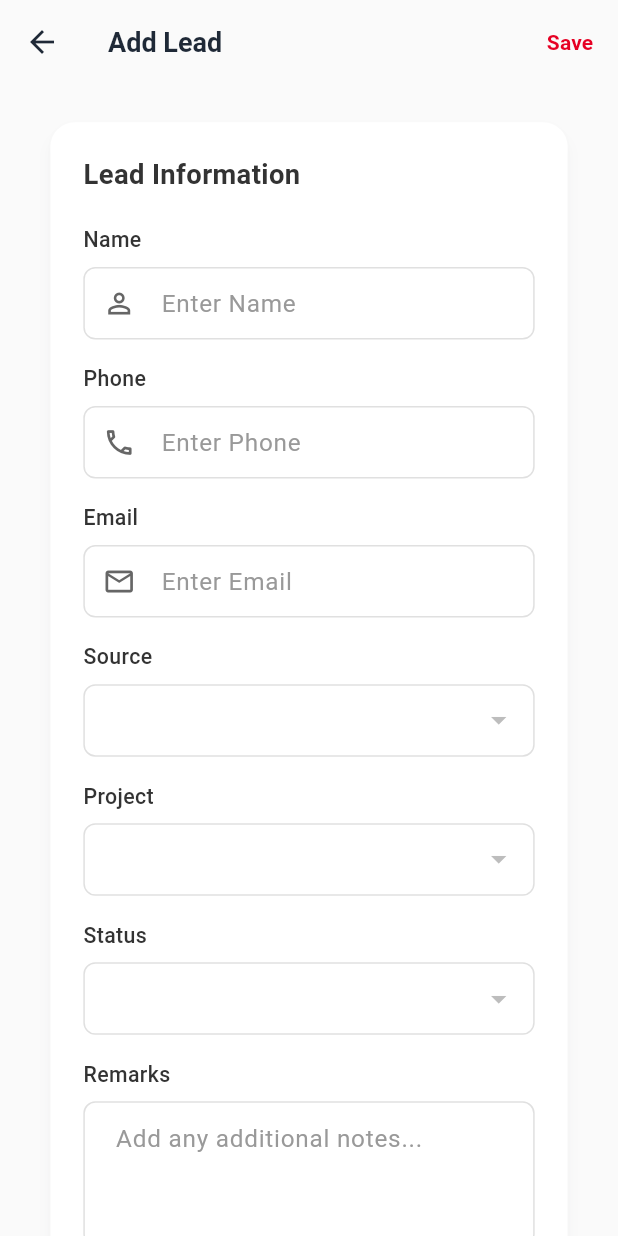
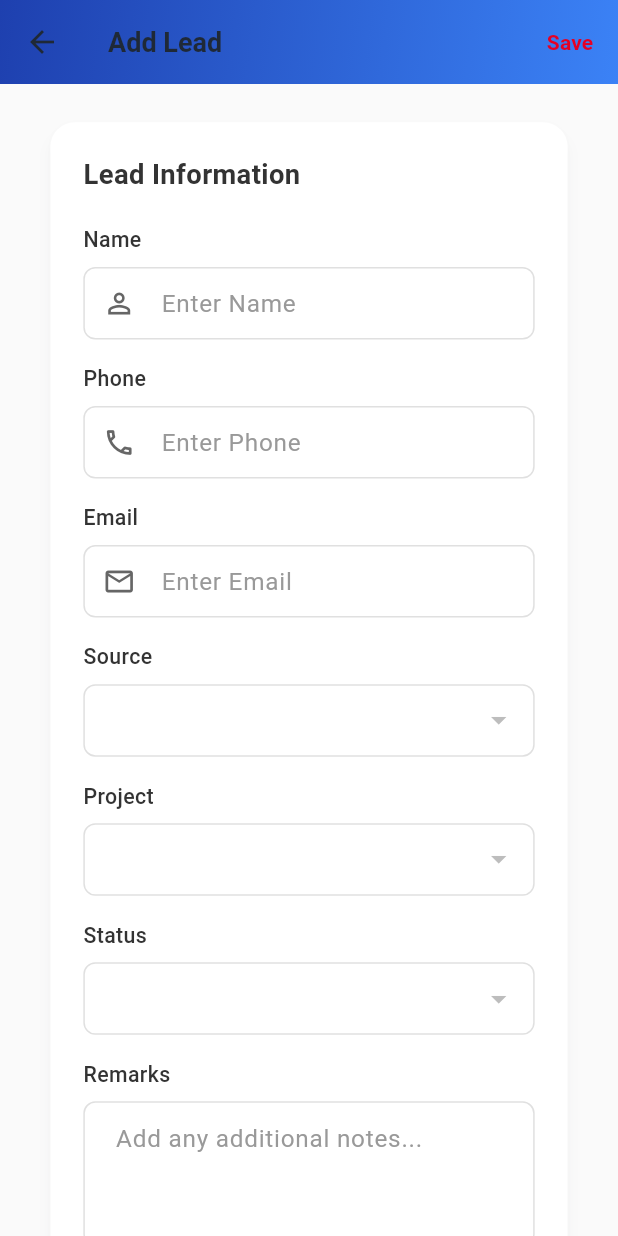
Before and after one commit to Bedduworkable/This, a Flutter app: the LeadsByProjectScreen screen opened by its route, after a tap on the "add" icon, on a phone screen of 412 x 824 dp. Run offline on Flutter 3.47's test engine with Material 3 defaults, Android fonts, the phone set to English and light mode, and no system bars; our stand-ins replace cloud_firestore, firebase_auth, firebase_core, firebase_messaging, flutter_riverpod, flutter_screenutil and 1 more; accounts and stored records are empty.

Commit message:
Add premium app bar and apply across screens

```diff
--- a/lib/lead_screens.dart
+++ b/lib/lead_screens.dart
@@ -660,8 +660,8 @@ class _LeadsByStatusScreenState extends ConsumerState<LeadsByStatusScreen> {
 
     return Scaffold(
       backgroundColor: const Color(0xFFFAFAFA),
-      appBar: AppBar(
-        title: const Text('Leads by Status'),
+      appBar: PremiumAppBar(
+        title: 'Leads by Status',
         actions: [
           IconButton(
             icon: const Icon(Icons.add),
@@ -766,8 +766,8 @@ class _LeadsByProjectScreenState extends ConsumerState<LeadsByProjectScreen> {
 
     return Scaffold(
       backgroundColor: const Color(0xFFFAFAFA),
-      appBar: AppBar(
-        title: const Text('Leads by Project'),
+      appBar: PremiumAppBar(
+        title: 'Leads by Project',
         actions: [
           IconButton(
             icon: const Icon(Icons.add),
@@ -872,8 +872,8 @@ class _LeadsBySourceScreenState extends ConsumerState<LeadsBySourceScreen> {
 
     return Scaffold(
       backgroundColor: const Color(0xFFFAFAFA),
-      appBar: AppBar(
-        title: const Text('Leads by Source'),
+      appBar: PremiumAppBar(
+        title: 'Leads by Source',
         actions: [
           IconButton(
             icon: const Icon(Icons.add),
@@ -1103,7 +1103,7 @@ class LeadDetailScreen extends ConsumerWidget {
         body: LoadingWidget(message: 'Loading lead details...'),
       ),
       error: (error, stack) => Scaffold(
-        appBar: AppBar(title: const Text('Lead Details')),
+        appBar: const PremiumAppBar(title: 'Lead Details'),
         body: CustomErrorWidget(
           message: error.toString(),
           onRetry: () => ref.refresh(leadProvider(leadId)),
@@ -1112,7 +1112,7 @@ class LeadDetailScreen extends ConsumerWidget {
       data: (lead) {
         if (lead == null) {
           return Scaffold(
-            appBar: AppBar(title: const Text('Lead Not Found')),
+            appBar: const PremiumAppBar(title: 'Lead Not Found'),
             body: const EmptyState(
               title: 'Lead not found',
               subtitle: 'This lead may have been deleted or moved',
@@ -1123,8 +1123,8 @@ class LeadDetailScreen extends ConsumerWidget {
 
         return Scaffold(
           backgroundColor: const Color(0xFFFAFAFA),
-          appBar: AppBar(
-            title: Text(lead.name),
+          appBar: PremiumAppBar(
+            title: lead.name,
             actions: [
               IconButton(
                 icon: const Icon(Icons.edit),
@@ -1606,8 +1606,8 @@ class _AddEditLeadScreenState extends ConsumerState<AddEditLeadScreen> {
 
     return Scaffold(
       backgroundColor: const Color(0xFFFAFAFA),
-      appBar: AppBar(
-        title: Text(isEditing ? 'Edit Lead' : 'Add Lead'),
+      appBar: PremiumAppBar(
+        title: isEditing ? 'Edit Lead' : 'Add Lead',
         actions: [
           TextButton(
             onPressed: _isLoading ? null : _saveLead,
--- a/lib/widgets.dart
+++ b/lib/widgets.dart
@@ -8,6 +8,47 @@ import 'models.dart';
 import 'utils.dart';
 import 'services.dart';
 import 'providers.dart';
+
+// Reusable app bar with a premium gradient background
+class PremiumAppBar extends StatelessWidget implements PreferredSizeWidget {
+  final String title;
+  final List<Widget>? actions;
+  final PreferredSizeWidget? bottom;
+  final bool automaticallyImplyLeading;
+
+  const PremiumAppBar({
+    super.key,
+    required this.title,
+    this.actions,
+    this.bottom,
+    this.automaticallyImplyLeading = true,
+  });
+
+  @override
+  Size get preferredSize =>
+      Size.fromHeight(kToolbarHeight + (bottom?.preferredSize.height ?? 0));
+
+  @override
+  Widget build(BuildContext context) {
+    return AppBar(
+      title: Text(title),
+      actions: actions,
+      bottom: bottom,
+      automaticallyImplyLeading: automaticallyImplyLeading,
+      backgroundColor: Colors.transparent,
+      elevation: 0,
+      flexibleSpace: Container(
+        decoration: const BoxDecoration(
+          gradient: LinearGradient(
+            begin: Alignment.topLeft,
+            end: Alignment.bottomRight,
+            colors: [Color(0xFF1E40AF), Color(0xFF3B82F6)],
+          ),
+        ),
+      ),
+    );
+  }
+}
 
 // Custom Button Widget
 class CustomButton extends StatelessWidget {
```
Also changed, not shown: lib/admin_screens.dart (+4 -8 lines), lib/custom_fields_screen.dart (+2 -13 lines).
